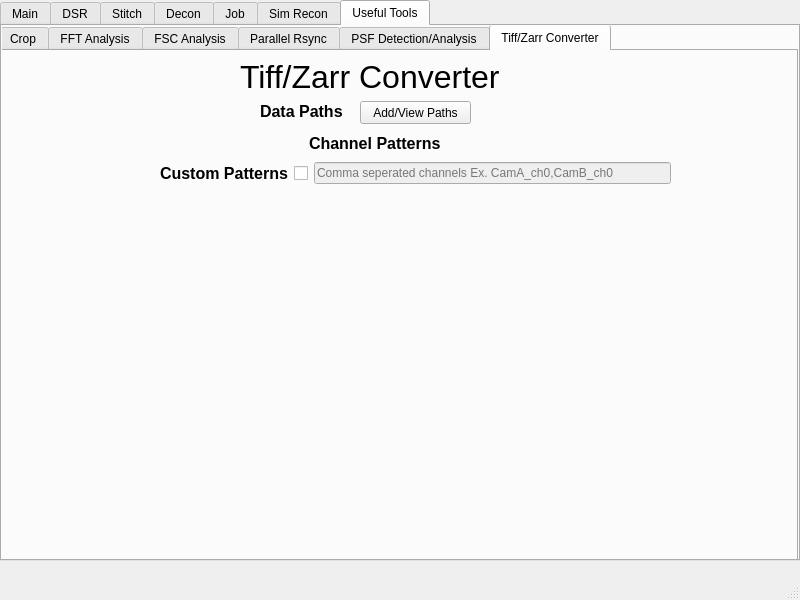
Qt form mainwindow.ui (abcucberkeley/PetaKit5D-GUI) before a commit.
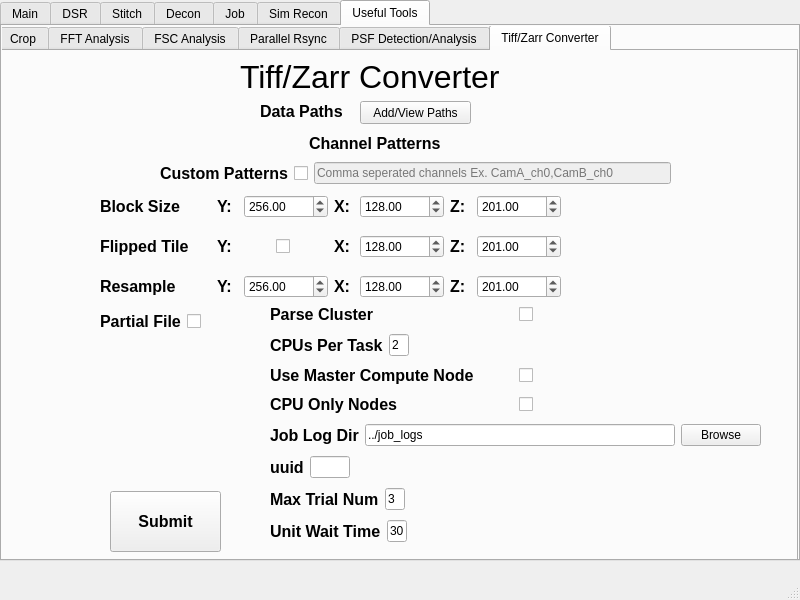
The same form after that commit. The open tabs and pages were chosen to show the change.

Commit message: Changed widget names and added to tiff/zarr converter

Patch:
```diff
--- a/mainwindow.ui
+++ b/mainwindow.ui
@@ -7730,6 +7730,768 @@
          <string>Tiff/Zarr Converter</string>
         </property>
        </widget>
+       <widget class="QPushButton" name="tiffZarrConverterSubmitButton">
+        <property name="geometry">
+         <rect>
+          <x>110</x>
+          <y>440</y>
+          <width>111</width>
+          <height>61</height>
+         </rect>
+        </property>
+        <property name="font">
+         <font>
+          <pointsize>12</pointsize>
+          <weight>75</weight>
+          <bold>true</bold>
+         </font>
+        </property>
+        <property name="text">
+         <string>Submit</string>
+        </property>
+       </widget>
+       <widget class="QWidget" name="horizontalLayoutWidget_31">
+        <property name="geometry">
+         <rect>
+          <x>100</x>
+          <y>140</y>
+          <width>461</width>
+          <height>31</height>
+         </rect>
+        </property>
+        <layout class="QHBoxLayout" name="tiffZarrConverterBlockSizeHorizontalLayout">
+         <item>
+          <widget class="QLabel" name="tiffZarrConverterBlockSizeLabel">
+           <property name="font">
+            <font>
+             <pointsize>12</pointsize>
+             <weight>75</weight>
+             <bold>true</bold>
+             <strikeout>false</strikeout>
+             <kerning>true</kerning>
+            </font>
+           </property>
+           <property name="text">
+            <string>Block Size</string>
+           </property>
+          </widget>
+         </item>
+         <item>
+          <layout class="QHBoxLayout" name="tiffZarrConverterBlockSizeYHorizontalLayout">
+           <item>
+            <widget class="QLabel" name="tiffZarrConverterBlockSizeYLabel">
+             <property name="enabled">
+              <bool>true</bool>
+             </property>
+             <property name="font">
+              <font>
+               <pointsize>12</pointsize>
+               <weight>75</weight>
+               <bold>true</bold>
+              </font>
+             </property>
+             <property name="text">
+              <string>Y:</string>
+             </property>
+            </widget>
+           </item>
+           <item>
+            <widget class="QDoubleSpinBox" name="tiffZarrConverterBlockSizeYDoubleSpinBox">
+             <property name="enabled">
+              <bool>true</bool>
+             </property>
+             <property name="maximum">
+              <double>100000.000000000000000</double>
+             </property>
+             <property name="value">
+              <double>256.000000000000000</double>
+             </property>
+            </widget>
+           </item>
+          </layout>
+         </item>
+         <item>
+          <layout class="QHBoxLayout" name="tiffZarrConverterBlockSizeXHorizontalLayout">
+           <item>
+            <widget class="QLabel" name="tiffZarrConverterBlockSizeXLabel">
+             <property name="enabled">
+              <bool>true</bool>
+             </property>
+             <property name="font">
+              <font>
+               <pointsize>12</pointsize>
+               <weight>75</weight>
+               <bold>true</bold>
+              </font>
+             </property>
+             <property name="text">
+              <string>X:</string>
+             </property>
+            </widget>
+           </item>
+           <item>
+            <widget class="QDoubleSpinBox" name="tiffZarrConverterBlockSizeXDoubleSpinBox">
+             <property name="enabled">
+              <bool>true</bool>
+             </property>
+             <property name="maximum">
+              <double>100000.000000000000000</double>
+             </property>
+             <property name="value">
+              <double>128.000000000000000</double>
+             </property>
+            </widget>
+           </item>
+          </layout>
+         </item>
+         <item>
+          <layout class="QHBoxLayout" name="tiffZarrConverterBlockSizeZHorizontalLayout">
+           <item>
+            <widget class="QLabel" name="tiffZarrConverterBlockSizeZLabel">
+             <property name="enabled">
+              <bool>true</bool>
+             </property>
+             <property name="font">
+              <font>
+               <pointsize>12</pointsize>
+               <weight>75</weight>
+               <bold>true</bold>
+              </font>
+             </property>
+             <property name="text">
+              <string>Z:</string>
+             </property>
+            </widget>
+           </item>
+           <item>
+            <widget class="QDoubleSpinBox" name="tiffZarrConverterBlockSizeZDoubleSpinBox">
+             <property name="enabled">
+              <bool>true</bool>
+             </property>
+             <property name="maximum">
+              <double>100000.000000000000000</double>
+             </property>
+             <property name="value">
+              <double>201.000000000000000</double>
+             </property>
+            </widget>
+           </item>
+          </layout>
+         </item>
+        </layout>
+       </widget>
+       <widget class="QWidget" name="horizontalLayoutWidget_32">
+        <property name="geometry">
+         <rect>
+          <x>100</x>
+          <y>180</y>
+          <width>461</width>
+          <height>31</height>
+         </rect>
+        </property>
+        <layout class="QHBoxLayout" name="tiffZarrConverterBlockSizeHorizontalLayout_2">
+         <item>
+          <widget class="QLabel" name="tiffZarrConverterBlockSizeLabel_2">
+           <property name="font">
+            <font>
+             <pointsize>12</pointsize>
+             <weight>75</weight>
+             <bold>true</bold>
+             <strikeout>false</strikeout>
+             <kerning>true</kerning>
+            </font>
+           </property>
+           <property name="text">
+            <string>Flipped Tile</string>
+           </property>
+          </widget>
+         </item>
+         <item>
+          <layout class="QHBoxLayout" name="tiffZarrConverterBlockSizeYHorizontalLayout_2">
+           <item>
+            <widget class="QLabel" name="tiffZarrConverterBlockSizeYLabel_2">
+             <property name="enabled">
+              <bool>true</bool>
+             </property>
+             <property name="font">
+              <font>
+               <pointsize>12</pointsize>
+               <weight>75</weight>
+               <bold>true</bold>
+              </font>
+             </property>
+             <property name="text">
+              <string>Y:</string>
+             </property>
+            </widget>
+           </item>
+           <item>
+            <widget class="QCheckBox" name="checkBox">
+             <property name="text">
+              <string/>
+             </property>
+            </widget>
+           </item>
+          </layout>
+         </item>
+         <item>
+          <layout class="QHBoxLayout" name="tiffZarrConverterBlockSizeXHorizontalLayout_2">
+           <item>
+            <widget class="QLabel" name="tiffZarrConverterBlockSizeXLabel_2">
+             <property name="enabled">
+              <bool>true</bool>
+             </property>
+             <property name="font">
+              <font>
+               <pointsize>12</pointsize>
+               <weight>75</weight>
+               <bold>true</bold>
+              </font>
+             </property>
+             <property name="text">
+              <string>X:</string>
+             </property>
+            </widget>
+           </item>
+           <item>
+            <widget class="QDoubleSpinBox" name="tiffZarrConverterBlockSizeXDoubleSpinBox_2">
+             <property name="enabled">
+              <bool>true</bool>
+             </property>
+             <property name="maximum">
+              <double>100000.000000000000000</double>
+             </property>
+             <property name="value">
+              <double>128.000000000000000</double>
+             </property>
+            </widget>
+           </item>
+          </layout>
+         </item>
+         <item>
+          <layout class="QHBoxLayout" name="tiffZarrConverterBlockSizeZHorizontalLayout_2">
+           <item>
+            <widget class="QLabel" name="tiffZarrConverterBlockSizeZLabel_2">
+             <property name="enabled">
+              <bool>true</bool>
+             </property>
+             <property name="font">
+              <font>
+               <pointsize>12</pointsize>
+               <weight>75</weight>
+               <bold>true</bold>
+              </font>
+             </property>
+             <property name="text">
+              <string>Z:</string>
+             </property>
+            </widget>
+           </item>
+           <item>
+            <widget class="QDoubleSpinBox" name="tiffZarrConverterBlockSizeZDoubleSpinBox_2">
+             <property name="enabled">
+              <bool>true</bool>
+             </property>
+             <property name="maximum">
+              <double>100000.000000000000000</double>
+             </property>
+             <property name="value">
+              <double>201.000000000000000</double>
+             </property>
+            </widget>
+           </item>
+          </layout>
+         </item>
+        </layout>
+       </widget>
+       <widget class="QWidget" name="horizontalLayoutWidget_33">
+        <property name="geometry">
+         <rect>
+          <x>100</x>
+          <y>220</y>
+          <width>461</width>
+          <height>31</height>
+         </rect>
+        </property>
+        <layout class="QHBoxLayout" name="tiffZarrConverterResampleHorizontalLayout">
+         <item>
+          <widget class="QLabel" name="tiffZarrConverterResampleLabel">
+           <property name="font">
+            <font>
+             <pointsize>12</pointsize>
+             <weight>75</weight>
+             <bold>true</bold>
+             <strikeout>false</strikeout>
+             <kerning>true</kerning>
+            </font>
+           </property>
+           <property name="text">
+            <string>Resample</string>
+           </property>
+          </widget>
+         </item>
+         <item>
+          <layout class="QHBoxLayout" name="tiffZarrConverterResampleYHorizontalLayout">
+           <item>
+            <widget class="QLabel" name="tiffZarrConverterResampleYLabel">
+             <property name="enabled">
+              <bool>true</bool>
+             </property>
+             <property name="font">
+              <font>
+               <pointsize>12</pointsize>
+               <weight>75</weight>
+               <bold>true</bold>
+              </font>
+             </property>
+             <property name="text">
+              <string>Y:</string>
+             </property>
+            </widget>
+           </item>
+           <item>
+            <widget class="QDoubleSpinBox" name="tiffZarrConverterResampleYDoubleSpinBox">
+             <property name="enabled">
+              <bool>true</bool>
+             </property>
+             <property name="maximum">
+              <double>100000.000000000000000</double>
+             </property>
+             <property name="value">
+              <double>256.000000000000000</double>
+             </property>
+            </widget>
+           </item>
+          </layout>
+         </item>
+         <item>
+          <layout class="QHBoxLayout" name="tiffZarrConverterResampleXHorizontalLayout">
+           <item>
+            <widget class="QLabel" name="tiffZarrConverterResampleXLabel">
+             <property name="enabled">
+              <bool>true</bool>
+             </property>
+             <property name="font">
+              <font>
+               <pointsize>12</pointsize>
+               <weight>75</weight>
+               <bold>true</bold>
+              </font>
+             </property>
+             <property name="text">
+              <string>X:</string>
+             </property>
+            </widget>
+           </item>
+           <item>
+            <widget class="QDoubleSpinBox" name="tiffZarrConverterResampleXDoubleSpinBox">
+             <property name="enabled">
+              <bool>true</bool>
+             </property>
+             <property name="maximum">
+              <double>100000.000000000000000</double>
+             </property>
+             <property name="value">
+              <double>128.000000000000000</double>
+             </property>
+            </widget>
+           </item>
+          </layout>
+         </item>
+         <item>
+          <layout class="QHBoxLayout" name="tiffZarrConverterResampleZHorizontalLayout">
+           <item>
+            <widget class="QLabel" name="tiffZarrConverterResampleZLabel">
+             <property name="enabled">
+              <bool>true</bool>
+             </property>
+             <property name="font">
+              <font>
+               <pointsize>12</pointsize>
+               <weight>75</weight>
+               <bold>true</bold>
+              </font>
+             </property>
+             <property name="text">
+              <string>Z:</string>
+             </property>
+            </widget>
+           </item>
+           <item>
+            <widget class="QDoubleSpinBox" name="tiffZarrConverterResampleZDoubleSpinBox">
+             <property name="enabled">
+              <bool>true</bool>
+             </property>
+             <property name="maximum">
+              <double>100000.000000000000000</double>
+             </property>
+             <property name="value">
+              <double>201.000000000000000</double>
+             </property>
+            </widget>
+           </item>
+          </layout>
+         </item>
+        </layout>
+       </widget>
+       <widget class="QWidget" name="layoutWidget_11">
+        <property name="geometry">
+         <rect>
+          <x>100</x>
+          <y>260</y>
+          <width>110</width>
+          <height>21</height>
+         </rect>
+        </property>
+        <layout class="QHBoxLayout" name="tiffZarrConverterPartialFileHorizontalLayout">
+         <item>
+          <widget class="QLabel" name="tiffZarrConverterPartialFileLabel">
+           <property name="enabled">
+            <bool>true</bool>
+           </property>
+           <property name="font">
+            <font>
+             <pointsize>12</pointsize>
+             <weight>75</weight>
+             <bold>true</bold>
+            </font>
+           </property>
+           <property name="text">
+            <string>Partial File</string>
+           </property>
+          </widget>
+         </item>
+         <item>
+          <widget class="QCheckBox" name="tiffZarrConverterPartialFileCheckBox">
+           <property name="text">
+            <string/>
+           </property>
+          </widget>
+         </item>
+        </layout>
+       </widget>
+       <widget class="QWidget" name="layoutWidget_49">
+        <property name="geometry">
+         <rect>
+          <x>270</x>
+          <y>250</y>
+          <width>491</width>
+          <height>251</height>
+         </rect>
+        </property>
+        <layout class="QVBoxLayout" name="tiffZarrConverterParseClusterVerticalLayout">
+         <item>
+          <layout class="QHBoxLayout" name="tiffZarrConverterParseClusterHorizontalLayout">
+           <item>
+            <widget class="QLabel" name="tiffZarrConverterParseClusterLabel">
+             <property name="font">
+              <font>
+               <pointsize>12</pointsize>
+               <weight>75</weight>
+               <bold>true</bold>
+              </font>
+             </property>
+             <property name="text">
+              <string>Parse Cluster</string>
+             </property>
+            </widget>
+           </item>
+           <item>
+            <widget class="QCheckBox" name="tiffZarrConverterParseClusterCheckBox">
+             <property name="autoFillBackground">
+              <bool>false</bool>
+             </property>
+             <property name="text">
+              <string/>
+             </property>
+             <property name="checked">
+              <bool>false</bool>
+             </property>
+            </widget>
+           </item>
+          </layout>
+         </item>
+         <item>
+          <layout class="QHBoxLayout" name="tiffZarrConverterCpusPerTaskHorizontalLayout">
+           <item>
+            <widget class="QLabel" name="tiffZarrConverterCpusPerTaskLabel">
+             <property name="font">
+              <font>
+               <pointsize>12</pointsize>
+               <weight>75</weight>
+               <bold>true</bold>
+              </font>
+             </property>
+             <property name="text">
+              <string>CPUs Per Task</string>
+             </property>
+            </widget>
+           </item>
+           <item>
+            <widget class="QLineEdit" name="tiffZarrConverterCpusPerTaskLineEdit">
+             <property name="sizePolicy">
+              <sizepolicy hsizetype="Preferred" vsizetype="Fixed">
+               <horstretch>0</horstretch>
+               <verstretch>0</verstretch>
+              </sizepolicy>
+             </property>
+             <property name="maximumSize">
+              <size>
+               <width>20</width>
+               <height>16777215</height>
+              </size>
+             </property>
+             <property name="text">
+              <string>2</string>
+             </property>
+            </widget>
+           </item>
+           <item>
+            <spacer name="tiffZarrConverterCpusPerTaskHorizontalSpacer">
+             <property name="orientation">
+              <enum>Qt::Horizontal</enum>
+             </property>
+             <property name="sizeHint" stdset="0">
+              <size>
+               <width>200</width>
+               <height>20</height>
+              </size>
+             </property>
+            </spacer>
+           </item>
+          </layout>
+         </item>
+         <item>
+          <layout class="QHBoxLayout" name="tiffZarrConverterMasterComputeHorizontalLayout">
+           <item>
+            <widget class="QLabel" name="tiffZarrConverterMasterComputeLabel">
+             <property name="font">
+              <font>
+               <pointsize>12</pointsize>
+               <weight>75</weight>
+               <bold>true</bold>
+              </font>
+             </property>
+             <property name="text">
+              <string>Use Master Compute Node</string>
+             </property>
+            </widget>
+           </item>
+           <item>
+            <widget class="QCheckBox" name="tiffZarrConverterMasterComputeCheckBox">
+             <property name="autoFillBackground">
+              <bool>false</bool>
+             </property>
+             <property name="text">
+              <string/>
+             </property>
+            </widget>
+           </item>
+          </layout>
+         </item>
+         <item>
+          <layout class="QHBoxLayout" name="tiffZarrConverterCpuOnlyNodesHorizontalLayout">
+           <item>
+            <widget class="QLabel" name="tiffZarrConverterCpuOnlyNodesLabel">
+             <property name="font">
+              <font>
+               <pointsize>12</pointsize>
+               <weight>75</weight>
+               <bold>true</bold>
+              </font>
+             </property>
+             <property name="text">
+              <string>CPU Only Nodes</string>
+             </property>
+            </widget>
+           </item>
+           <item>
+            <widget class="QCheckBox" name="tiffZarrConverterCpuOnlyNodesCheckBox">
+             <property name="autoFillBackground">
+              <bool>false</bool>
+             </property>
+             <property name="text">
+              <string/>
+             </property>
+            </widget>
+           </item>
+          </layout>
+         </item>
+         <item>
+          <layout class="QHBoxLayout" name="tiffZarrConverterJobLogDirHorizontalLayout">
+           <item>
+            <widget class="QLabel" name="tiffZarrConverterJobLogDirLabel">
+             <property name="font">
+              <font>
+               <pointsize>12</pointsize>
+               <weight>75</weight>
+               <bold>true</bold>
+              </font>
+             </property>
+             <property name="text">
+              <string>Job Log Dir</string>
+             </property>
+            </widget>
+           </item>
+           <item>
+            <widget class="QLineEdit" name="tiffZarrConverterJobLogDirLineEdit">
+             <property name="text">
+              <string>../job_logs</string>
+             </property>
+            </widget>
+           </item>
+           <item>
+            <widget class="QPushButton" name="tiffZarrConverterJobLogDirBrowseButton">
+             <property name="text">
+              <string>Browse</string>
+             </property>
+            </widget>
+           </item>
+          </layout>
+         </item>
+         <item>
+          <layout class="QHBoxLayout" name="tiffZarrConverterUuidHorizontalLayout">
+           <item>
+            <widget class="QLabel" name="tiffZarrConverterUuidLabel">
+             <property name="font">
+              <font>
+               <pointsize>12</pointsize>
+               <weight>75</weight>
+               <bold>true</bold>
+              </font>
+             </property>
+             <property name="text">
+              <string>uuid</string>
+             </property>
+            </widget>
+           </item>
+           <item>
+            <widget class="QLineEdit" name="tiffZarrConverterUuidLineEdit">
+             <property name="maximumSize">
+              <size>
+               <width>40</width>
+               <height>16777215</height>
+              </size>
+             </property>
+            </widget>
+           </item>
+           <item>
+            <spacer name="tiffZarrConverterUuidHorizontalSpacer">
+             <property name="orientation">
+              <enum>Qt::Horizontal</enum>
+             </property>
+             <property name="sizeHint" stdset="0">
+              <size>
+               <width>200</width>
+               <height>20</height>
+              </size>
+             </property>
+            </spacer>
+           </item>
+          </layout>
+         </item>
+         <item>
+          <layout class="QHBoxLayout" name="tiffZarrConverterMaxTrialNumHorizontalLayout">
+           <item>
+            <widget class="QLabel" name="tiffZarrConverterMaxTrialNumLabel">
+             <property name="font">
+              <font>
+               <pointsize>12</pointsize>
+               <weight>75</weight>
+               <bold>true</bold>
+              </font>
+             </property>
+             <property name="text">
+              <string>Max Trial Num</string>
+             </property>
+            </widget>
+           </item>
+           <item>
+            <widget class="QLineEdit" name="tiffZarrConverterMaxTrialNumLineEdit">
+             <property name="sizePolicy">
+              <sizepolicy hsizetype="Preferred" vsizetype="Fixed">
+               <horstretch>0</horstretch>
+               <verstretch>0</verstretch>
+              </sizepolicy>
+             </property>
+             <property name="maximumSize">
+              <size>
+               <width>20</width>
+               <height>16777215</height>
+              </size>
+             </property>
+             <property name="text">
+              <string>3</string>
+             </property>
+            </widget>
+           </item>
+           <item>
+            <spacer name="tiffZarrConverterMaxTrialNumHorizontalSpacer">
+             <property name="orientation">
+              <enum>Qt::Horizontal</enum>
+             </property>
+             <property name="sizeHint" stdset="0">
+              <size>
+               <width>200</width>
+               <height>20</height>
+              </size>
+             </property>
+            </spacer>
+           </item>
+          </layout>
+         </item>
+         <item>
+          <layout class="QHBoxLayout" name="tiffZarrConverterUnitWaitTimeHorizontalLayout">
+           <item>
+            <widget class="QLabel" name="tiffZarrConverterUnitWaitTimeLabel">
+             <property name="font">
+              <font>
+               <pointsize>12</pointsize>
+               <weight>75</weight>
+               <bold>true</bold>
+              </font>
+             </property>
+             <property name="text">
+              <string>Unit Wait Time</string>
+             </property>
+            </widget>
+           </item>
+           <item>
+            <widget class="QLineEdit" name="tiffZarrConverterUnitWaitTimeLineEdit">
+             <property name="sizePolicy">
+              <sizepolicy hsizetype="Preferred" vsizetype="Fixed">
+               <horstretch>0</horstretch>
+               <verstretch>0</verstretch>
+              </sizepolicy>
+             </property>
+             <property name="maximumSize">
+              <size>
+               <width>20</width>
+               <height>16777215</height>
+              </size>
+             </property>
+             <property name="text">
+              <string>30</string>
+             </property>
+            </widget>
+           </item>
+           <item>
+            <spacer name="tiffZarrConverterUnitWaitTimeHorizontalSpacer">
+             <property name="orientation">
+              <enum>Qt::Horizontal</enum>
+             </property>
+             <property name="sizeHint" stdset="0">
+              <size>
+               <width>200</width>
+               <height>20</height>
+              </size>
+             </property>
+            </spacer>
+           </item>
+          </layout>
+         </item>
+        </layout>
+       </widget>
       </widget>
      </widget>
     </widget>
```
Left out of the diff: 50 changed lines with no effect on the pictures.
